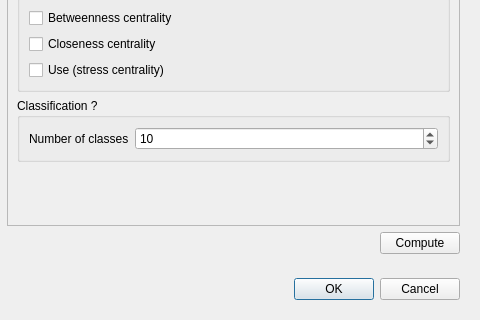
First picture: the form in src/morpheo/gui/ui/morpheo_dialog.ui, repository MorphoCity/morpheo-plugin, before the edit; both pictures show x 217 to 697 and y 213 to 533 of the 697 by 533 pixel window.
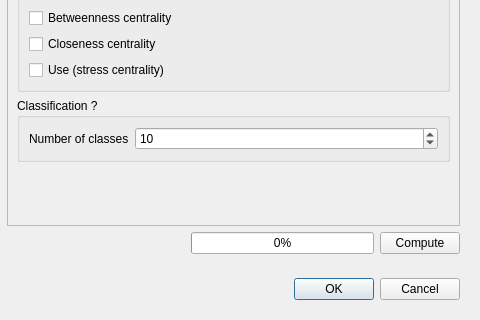
Second picture: the form after the edit. The open tabs and pages were chosen to show the change.

Commit message: QGIS Plugin: compute way attributes

Diff of the .ui file:
```diff
--- a/src/morpheo/gui/ui/morpheo_dialog.ui
+++ b/src/morpheo/gui/ui/morpheo_dialog.ui
@@ -618,6 +618,13 @@
                </property>
               </spacer>
              </item>
+             <item>
+              <widget class="QProgressBar" name="pgbComputeWayAttributes">
+               <property name="value">
+                <number>0</number>
+               </property>
+              </widget>
+             </item>
              <item>
               <widget class="QPushButton" name="pbnComputeWayAttributes">
                <property name="text">
```
Left out of the diff: 2 changed lines with no effect on the pictures. The commit also changes 1 other file.
